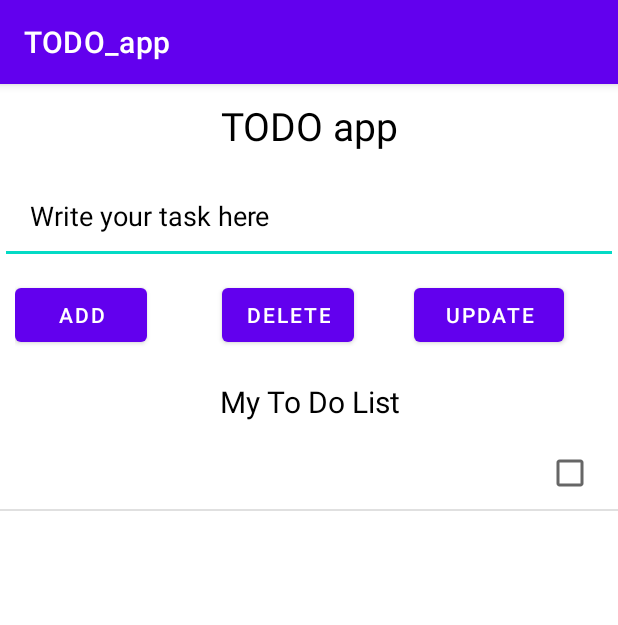
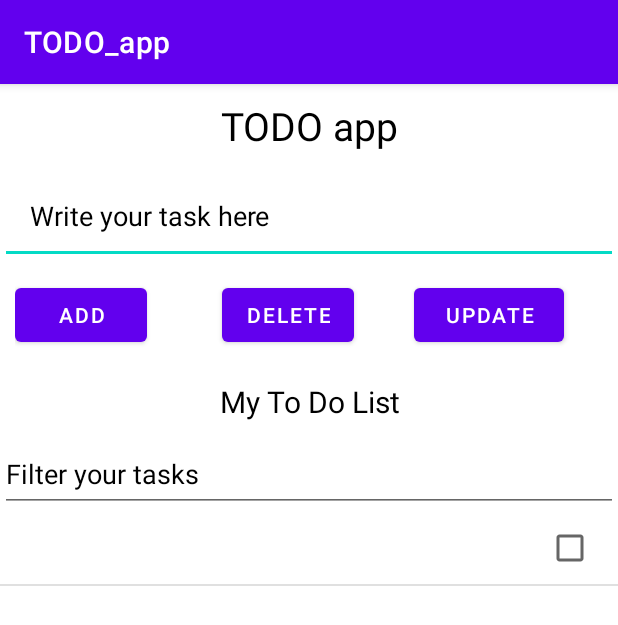
Before and after one commit to KristersC/CRUD_app, an Android app: the screen it shows after launch (MainActivity), after a tap on "ADD", on a phone screen of 412 x 824 dp. Shown: the top 625 px of the screen. Run offline under Robolectric (Android 15) with nearby library versions, the phone set to English and light mode, and no system bars.

Commit message:
Filter option added

```diff
--- a/app/src/main/java/com/example/todo_app/MainActivity.kt
+++ b/app/src/main/java/com/example/todo_app/MainActivity.kt
@@ -2,8 +2,14 @@ package com.example.todo_app
 
 import androidx.appcompat.app.AppCompatActivity
 import android.os.Bundle
+import android.text.Editable
+import android.text.TextWatcher
 import android.util.SparseBooleanArray
-import android.widget.*
+import android.view.View
+import android.widget.ArrayAdapter
+import android.widget.Button
+import android.widget.EditText
+import android.widget.ListView
 
 /*Darbu veica Žanis Lācis un Kristers Celmiņš*/
 
@@ -19,6 +25,7 @@ class MainActivity : AppCompatActivity() {
         val add: Button = findViewById(R.id.add)
         val delete: Button = findViewById(R.id.delete)
         val update: Button = findViewById(R.id.update)
+        val searchFilter: EditText = findViewById(R.id.searchFilter)
 
         add.setOnClickListener {
             itemlist.add(editText.text.toString())
@@ -40,7 +47,6 @@ class MainActivity : AppCompatActivity() {
             position.clear()
             adapter.notifyDataSetChanged()
         }
-
         update.setOnClickListener {
             val position: SparseBooleanArray = listView.checkedItemPositions
             val counter = listView.count
@@ -57,5 +63,15 @@ class MainActivity : AppCompatActivity() {
             adapter.notifyDataSetChanged()
         }
 
+        searchFilter.addTextChangedListener(object: TextWatcher{
+            override fun afterTextChanged(s: Editable) {
+            }
+            override fun beforeTextChanged(s: CharSequence, start: Int, count: Int, after: Int) {
+            }
+            override fun onTextChanged(s: CharSequence, start: Int, before: Int, count: Int) {
+                adapter.getFilter().filter(s)
+            }
+        })
+
     }
 }
--- a/app/src/main/res/layout/activity_main.xml
+++ b/app/src/main/res/layout/activity_main.xml
@@ -66,11 +66,20 @@
         android:textSize="20dp"
         app:fontFamily="sans-serif" />
 
+    <EditText
+        android:layout_width="match_parent"
+        android:layout_height="50dp"
+        android:id="@+id/searchFilter"
+        android:hint="Filter your tasks"
+        android:layout_below="@id/textView1"
+        android:textColorHint="@color/black"
+        android:textColor="@color/black"/>
+
     <ListView
         android:id="@+id/listView"
-        android:layout_width="match_parent"
+        android:layout_width="wrap_content"
         android:layout_height="match_parent"
-        android:layout_below="@id/textView1"
+        android:layout_below="@id/searchFilter"
         android:choiceMode="multipleChoice"/>
 
 </RelativeLayout>
```
